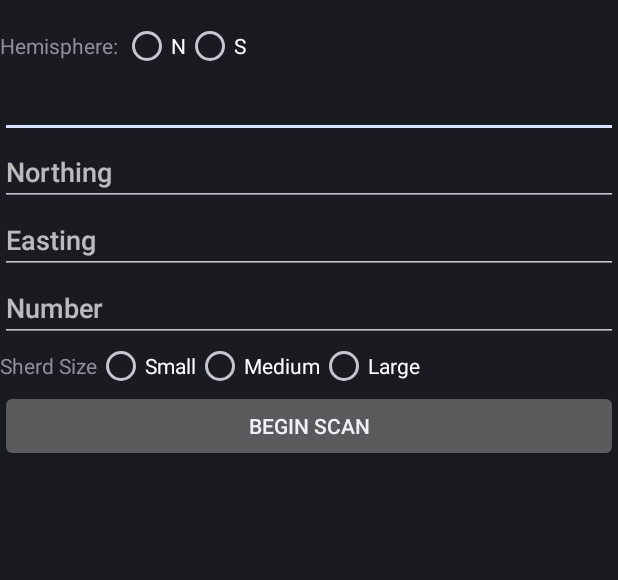
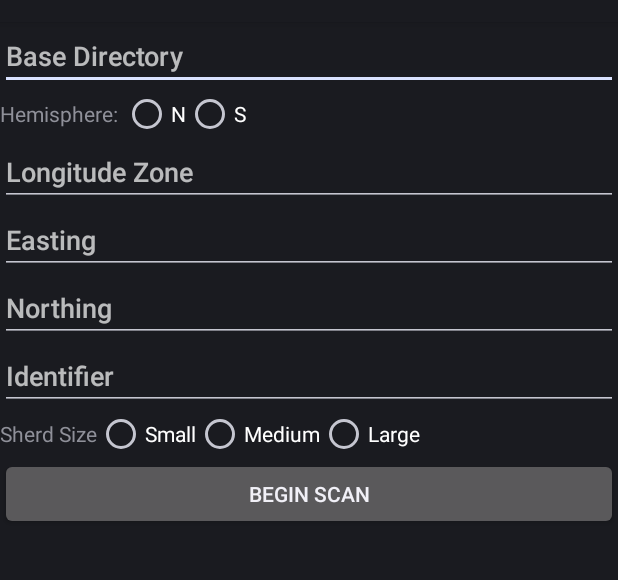
Before and after one commit to anatolian/photogrammetry-object-scannner, an Android app: the layout activity_scanner_info.xml on its own in the app's theme, with its tools: preview values and no code run, on a phone screen of 412 x 824 dp, the part 62-642 px from its top. Run offline under Robolectric (Android 15) with nearby library versions, the phone set to English and light mode, and no system bars.

Commit message:
convert text field inputs into a directory for the server. checks that fields aren't left empty (todo: validate inputs further). Separated activities for connecting to server and inputting information. (other todos: sherd sizes, save and load most recent entry into textbox via sharedprefs, server side- send message when done scanning, app side- disable start button til scan complete, option to cancel scan, etc)

```diff
--- a/app/src/main/java/org/archaelogy/scannerapp/Client.java
+++ b/app/src/main/java/org/archaelogy/scannerapp/Client.java
@@ -15,9 +15,9 @@ public class Client extends AsyncTask<Void, String, String> {
     int dstPort;
     String response = "";
     ScannerInfo activity;
-    public static Socket socket = null;
+    public Socket socket = null;
 
-    static PrintWriter out;
+    PrintWriter out;
 
     Client(String addr, int port, ScannerInfo activity) {
         dstAddress = addr;
@@ -85,7 +85,7 @@ public class Client extends AsyncTask<Void, String, String> {
         super.onPostExecute(result);
     }
 
-    public static void sendMessage(String message){
+    public void sendMessage(String message){
         out.print(message);
         out.flush();
     }
--- a/app/src/main/res/layout/activity_scanner_info.xml
+++ b/app/src/main/res/layout/activity_scanner_info.xml
@@ -11,10 +11,18 @@
         android:layout_height="wrap_content"
         android:orientation="vertical">
 
+        <EditText
+            android:layout_width="match_parent"
+            android:layout_height="wrap_content"
+            android:hint="Base Directory"
+            android:inputType="text"
+            android:id="@+id/directoryEditText"/>
+
         <RadioGroup
             android:layout_width="match_parent"
             android:layout_height="wrap_content"
-            android:orientation="horizontal">
+            android:orientation="horizontal"
+            android:id="@+id/HemisphereRadio">
 
             <TextView
                 android:layout_width="wrap_content"
@@ -24,37 +32,44 @@
             <RadioButton
                 android:layout_width="wrap_content"
                 android:layout_height="wrap_content"
-                android:text="N"/>
+                android:text="N"
+                android:id="@+id/HemisphereRadioN"/>
 
             <RadioButton
                 android:layout_width="wrap_content"
                 android:layout_height="wrap_content"
-                android:text="S"/>
+                android:text="S"
+                android:id="@+id/HemisphereRadioS"/>
 
         </RadioGroup>
 
         <EditText
             android:layout_width="match_parent"
             android:layout_height="wrap_content"
-            android:hint=""
-            android:inputType="number"/>
+            android:hint="Longitude Zone"
+            android:inputType="number"
+            android:id="@+id/LongitudeEditText"/>
+
+        <EditText
+            android:layout_width="match_parent"
+            android:layout_height="wrap_content"
+            android:hint="Easting"
+            android:inputType="number"
+            android:id="@+id/EastingEditText"/>
 
         <EditText
             android:layout_width="match_parent"
             android:layout_height="wrap_content"
             android:hint="Northing"
-            android:inputType="number"/>
+            android:inputType="number"
+            android:id="@+id/NorthingEditText"/>
 
         <EditText
             android:layout_width="match_parent"
             android:layout_height="wrap_content"
-            android:hint="Easting"
-            android:inputType="number"/>
-
-        <EditText
-            android:layout_width="match_parent"
-            android:layout_height="wrap_content"
-            android:hint="Number"/>
+            android:hint="Identifier"
+            android:inputType="number"
+            android:id="@+id/IdentifierEditText"/>
 
         <RadioGroup
             android:layout_width="match_parent"
```
Also changed, not shown: app/src/main/java/org/archaelogy/scannerapp/MainActivity.java (+2 -16 lines), app/src/main/java/org/archaelogy/scannerapp/ScannerInfo.java (+39 -7 lines), app/src/main/res/layout/activity_main.xml (+0 -10 lines), 3 other files.
